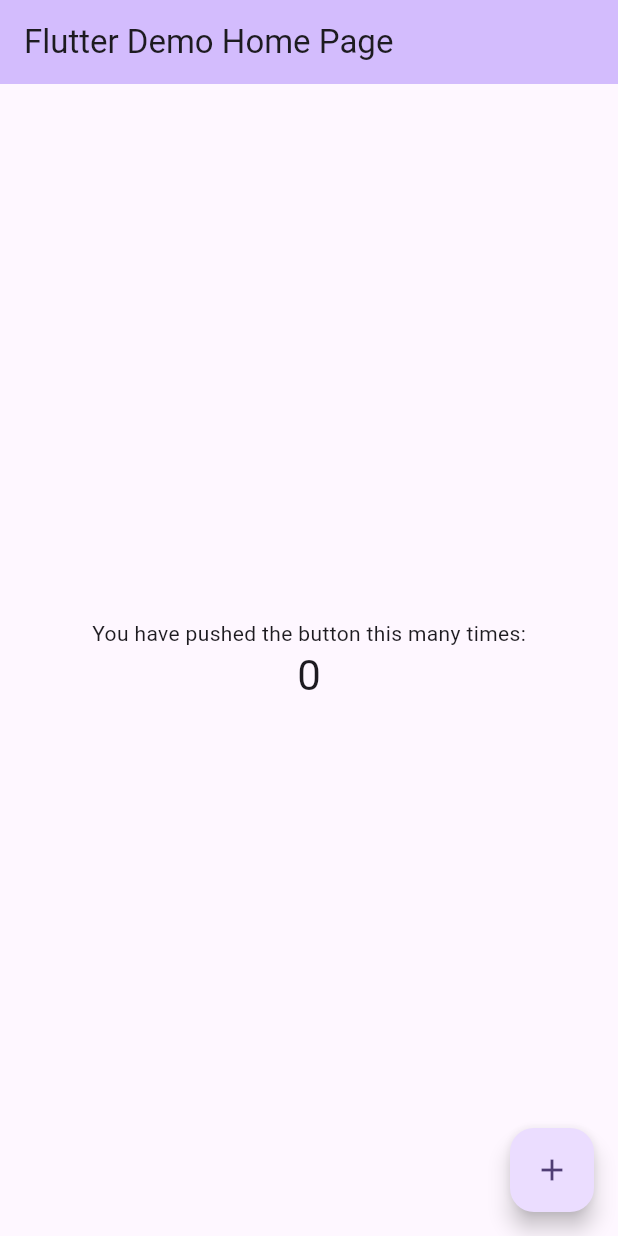
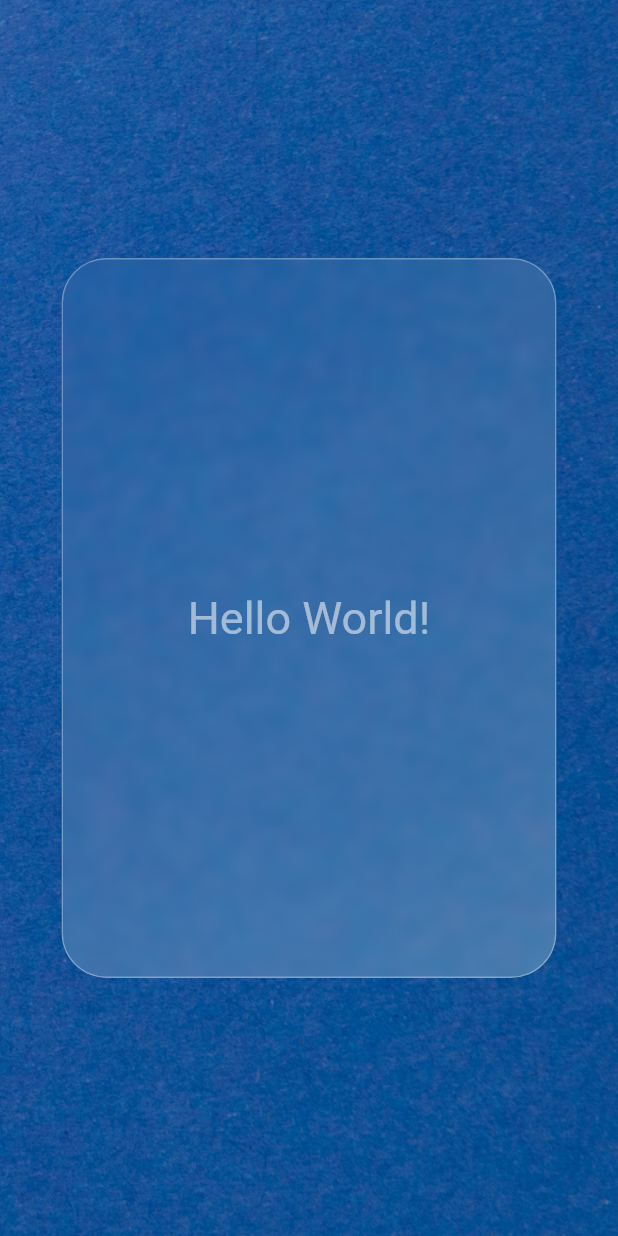
Before and after one commit to RusithHansana/Happening-Mobile-App, a Flutter app: the screen it shows after launch, on a phone screen of 412 x 824 dp. Run offline on Flutter 3.47's test engine with Material 2 defaults, Android fonts, the phone set to English and light mode, and no system bars.

Commit message:
Added glass effect widget
added glass effect widget with bg and few assets.

```diff
--- /dev/null
+++ b/happening_app/login_pages/lib/components/frostedglass.dart
@@ -0,0 +1,56 @@
+import 'package:flutter/material.dart';
+import 'dart:ui';
+
+class FrostedGlassBox extends StatelessWidget {
+  const FrostedGlassBox({
+    Key? key,
+    required this.theWidth,
+    required this.theHeight,
+    required this.theChild,
+  }) : super(key: key);
+
+  final theWidth;
+  final theHeight;
+  final theChild;
+
+  @override
+  Widget build(BuildContext context) {
+    return ClipRRect(
+      borderRadius: BorderRadius.circular(30),
+      child: Container(
+        width: theWidth,
+        height: theHeight,
+        color: Colors.transparent,
+        child: Stack(
+          children: [
+            //Blur
+            BackdropFilter(
+              filter: ImageFilter.blur(
+                sigmaX: 4.0,
+                sigmaY: 4.0,
+              ),
+              child: Container(),
+            ),
+            //gradient
+            Container(
+              decoration: BoxDecoration(
+                borderRadius: BorderRadius.circular(30),
+                border: Border.all(color: Color.fromARGB(82, 255, 255, 255)),
+                gradient: LinearGradient(
+                  begin: Alignment.topLeft,
+                  end: Alignment.bottomRight,
+                  colors: [
+                    Colors.white.withOpacity(0.05),
+                    Colors.white.withOpacity(0.25),
+                  ],
+                ),
+              ),
+            ),
+            //child
+            Center(child: theChild,)
+          ],
+        ),
+      ),
+    );
+  }
+}
--- a/happening_app/login_pages/lib/main.dart
+++ b/happening_app/login_pages/lib/main.dart
@@ -1,4 +1,6 @@
 import 'package:flutter/material.dart';
+import 'package:login_pages/pages/login_page.dart';
+
 
 void main() {
   runApp(const MyApp());
@@ -7,119 +9,11 @@ void main() {
 class MyApp extends StatelessWidget {
   const MyApp({super.key});
 
-  // This widget is the root of your application.
   @override
   Widget build(BuildContext context) {
-    return MaterialApp(
-      title: 'Flutter Demo',
-      theme: ThemeData(
-        // This is the theme of your application.
-        //
-        // TRY THIS: Try running your application with "flutter run". You'll see
-        // the application has a blue toolbar. Then, without quitting the app,
-        // try changing the seedColor in the colorScheme below to Colors.green
-        // and then invoke "hot reload" (save your changes or press the "hot
-        // reload" button in a Flutter-supported IDE, or press "r" if you used
-        // the command line to start the app).
-        //
-        // Notice that the counter didn't reset back to zero; the application
-        // state is not lost during the reload. To reset the state, use hot
-        // restart instead.
-        //
-        // This works for code too, not just values: Most code changes can be
-        // tested with just a hot reload.
-        colorScheme: ColorScheme.fromSeed(seedColor: Colors.deepPurple),
-        useMaterial3: true,
-      ),
-      home: const MyHomePage(title: 'Flutter Demo Home Page'),
+    return const MaterialApp(
+      debugShowCheckedModeBanner: false,
+      home: LoginPage(),
     );
   }
 }
-
-class MyHomePage extends StatefulWidget {
-  const MyHomePage({super.key, required this.title});
-
-  // This widget is the home page of your application. It is stateful, meaning
-  // that it has a State object (defined below) that contains fields that affect
-  // how it looks.
-
-  // This class is the configuration for the state. It holds the values (in this
-  // case the title) provided by the parent (in this case the App widget) and
-  // used by the build method of the State. Fields in a Widget subclass are
-  // always marked "final".
-
-  final String title;
-
-  @override
-  State<MyHomePage> createState() => _MyHomePageState();
-}
-
-class _MyHomePageState extends State<MyHomePage> {
-  int _counter = 0;
-
-  void _incrementCounter() {
-    setState(() {
-      // This call to setState tells the Flutter framework that something has
-      // changed in this State, which causes it to rerun the build method below
-      // so that the display can reflect the updated values. If we changed
-      // _counter without calling setState(), then the build method would not be
-      // called again, and so nothing would appear to happen.
-      _counter++;
-    });
-  }
-
-  @override
-  Widget build(BuildContext context) {
-    // This method is rerun every time setState is called, for instance as done
-    // by the _incrementCounter method above.
-    //
-    // The Flutter framework has been optimized to make rerunning build methods
-    // fast, so that you can just rebuild anything that needs updating rather
-    // than having to individually change instances of widgets.
-    return Scaffold(
-      appBar: AppBar(
-        // TRY THIS: Try changing the color here to a specific color (to
-        // Colors.amber, perhaps?) and trigger a hot reload to see the AppBar
-        // change color while the other colors stay the same.
-        backgroundColor: Theme.of(context).colorScheme.inversePrimary,
-        // Here we take the value from the MyHomePage object that was created by
-        // the App.build method, and use it to set our appbar title.
-        title: Text(widget.title),
-      ),
-      body: Center(
-        // Center is a layout widget. It takes a single child and positions it
-        // in the middle of the parent.
-        child: Column(
-          // Column is also a layout widget. It takes a list of children and
-          // arranges them vertically. By default, it sizes itself to fit its
-          // children horizontally, and tries to be as tall as its parent.
-          //
-          // Column has various properties to control how it sizes itself and
-          // how it positions its children. Here we use mainAxisAlignment to
-          // center the children vertically; the main axis here is the vertical
-          // axis because Columns are vertical (the cross axis would be
-          // horizontal).
-          //
-          // TRY THIS: Invoke "debug painting" (choose the "Toggle Debug Paint"
-          // action in the IDE, or press "p" in the console), to see the
-          // wireframe for each widget.
-          mainAxisAlignment: MainAxisAlignment.center,
-          children: <Widget>[
-            const Text(
-              'You have pushed the button this many times:',
-            ),
-            Text(
-              '$_counter',
-              style: Theme.of(context).textTheme.headlineMedium,
-            ),
-          ],
-        ),
-      ),
-      floatingActionButton: FloatingActionButton(
-        onPressed: _incrementCounter,
-        tooltip: 'Increment',
-        child: const Icon(Icons.add),
-      ), // This trailing comma makes auto-formatting nicer for build methods.
-    );
-  }
-}
--- /dev/null
+++ b/happening_app/login_pages/lib/pages/login_page.dart
@@ -0,0 +1,28 @@
+import 'package:flutter/material.dart';
+import 'package:login_pages/components/frostedglass.dart';
+class LoginPage extends StatelessWidget {
+  const LoginPage({super.key});
+
+  @override
+  Widget build(BuildContext context) {
+    return Scaffold(
+      body: Container(
+        decoration: const BoxDecoration(
+          image: DecorationImage(
+            image: AssetImage("assets/images/bg.jpg"),
+            fit: BoxFit.cover,
+          ),
+        ),
+        alignment: Alignment.center,
+        child: const FrostedGlassBox(
+          theWidth: 330.0,
+          theHeight: 480.0,
+          theChild: Text(
+            'Hello World!',
+            style: TextStyle(color: Colors.white54, fontSize: 30),
+          ),
+        ),
+      ),
+    );
+  }
+}
```
Also changed, not shown: happening_app/login_pages/pubspec.yaml (+5 -3 lines), happening_app/login_pages/assets/images/apple.png (added), happening_app/login_pages/assets/images/bg.jpg (added), happening_app/login_pages/assets/images/facebook.png (added), happening_app/login_pages/assets/images/google.png (added).
